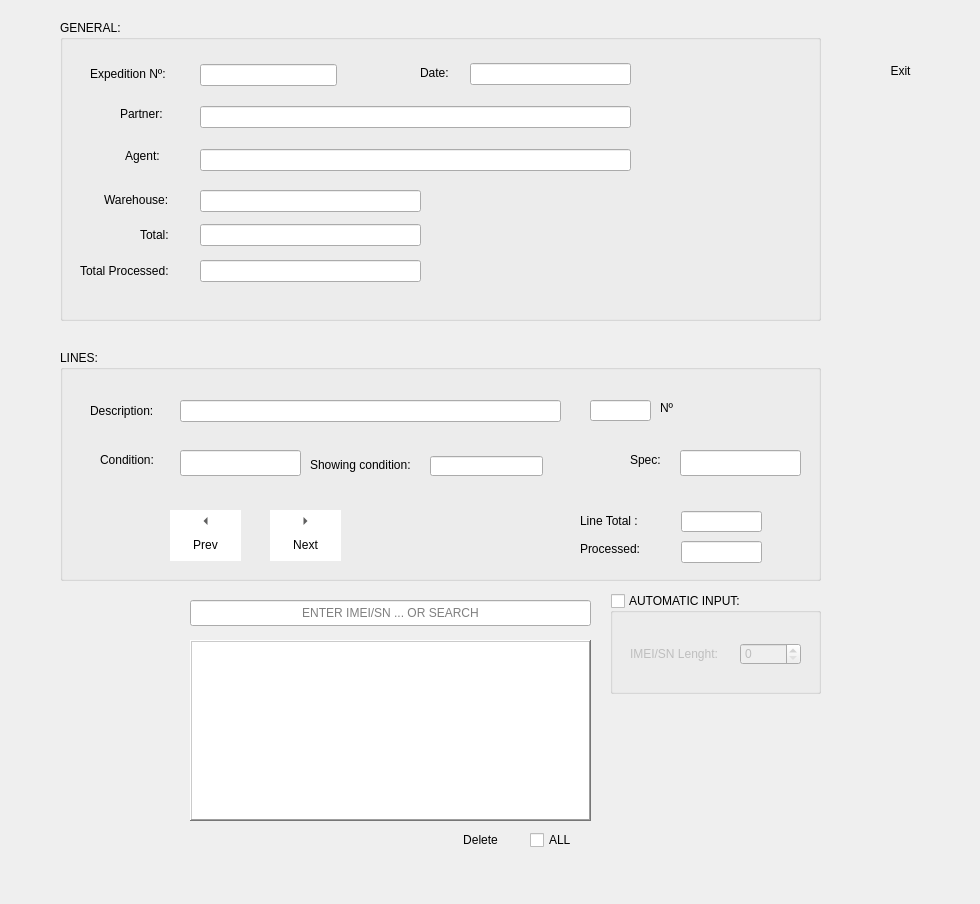
Qt form uis/expedition_form.ui (andrei219/euromedia) before a commit.
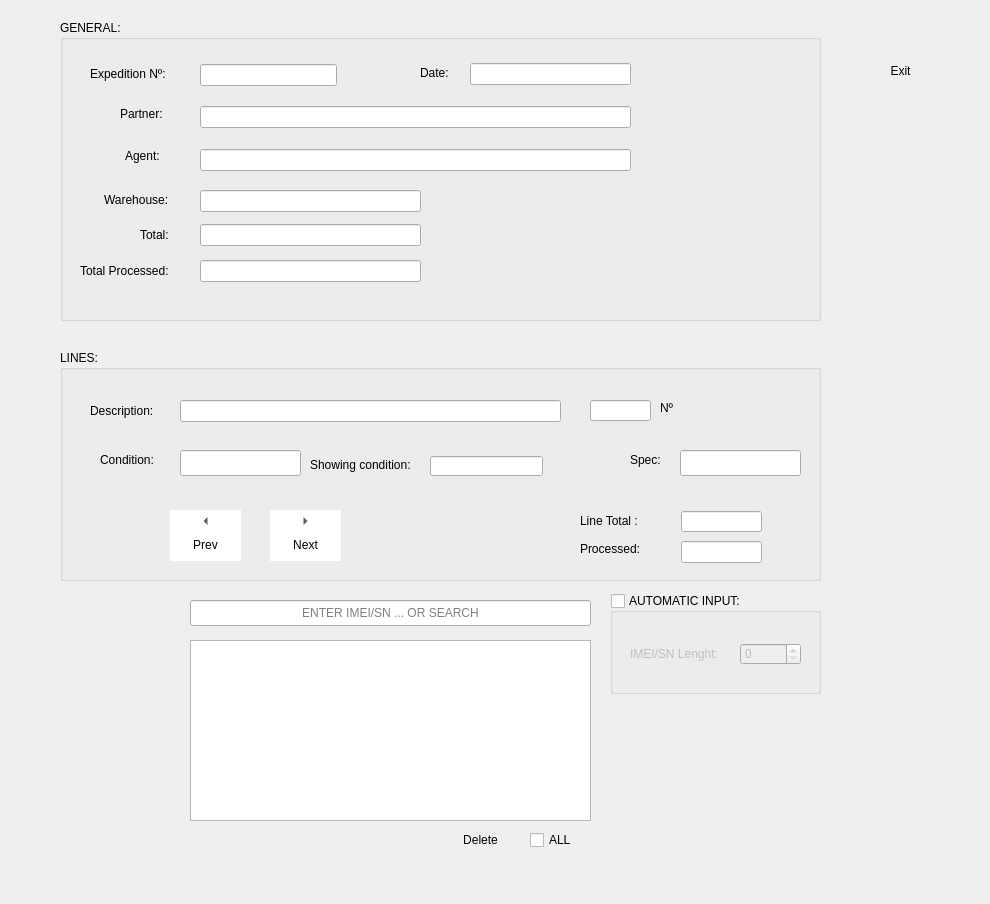
The same form after that commit. Icons and pictures are not drawn.

The edit to the form file:
```diff
--- a/uis/expedition_form.ui
+++ b/uis/expedition_form.ui
@@ -6,7 +6,7 @@
    <rect>
     <x>0</x>
     <y>0</y>
-    <width>980</width>
+    <width>990</width>
     <height>904</height>
    </rect>
   </property>
@@ -128,10 +128,16 @@
     </rect>
    </property>
    <property name="frameShape">
-    <enum>QFrame::WinPanel</enum>
+    <enum>QFrame::StyledPanel</enum>
    </property>
    <property name="frameShadow">
-    <enum>QFrame::Raised</enum>
+    <enum>QFrame::Plain</enum>
+   </property>
+   <property name="lineWidth">
+    <number>3</number>
+   </property>
+   <property name="showDropIndicator" stdset="0">
+    <bool>true</bool>
    </property>
    <property name="dragEnabled">
     <bool>true</bool>
@@ -152,13 +158,13 @@
     <enum>QListView::TopToBottom</enum>
    </property>
    <property name="isWrapping" stdset="0">
-    <bool>true</bool>
+    <bool>false</bool>
    </property>
    <property name="viewMode">
-    <enum>QListView::IconMode</enum>
+    <enum>QListView::ListMode</enum>
    </property>
    <property name="wordWrap">
-    <bool>true</bool>
+    <bool>false</bool>
    </property>
   </widget>
   <widget class="QGroupBox" name="header">
```
Left out of the diff: 9 changed lines with no effect on the pictures.
